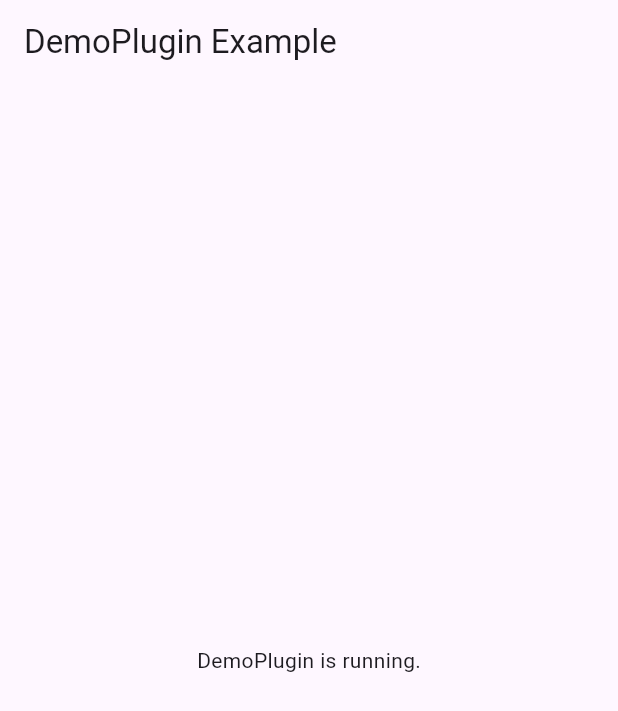
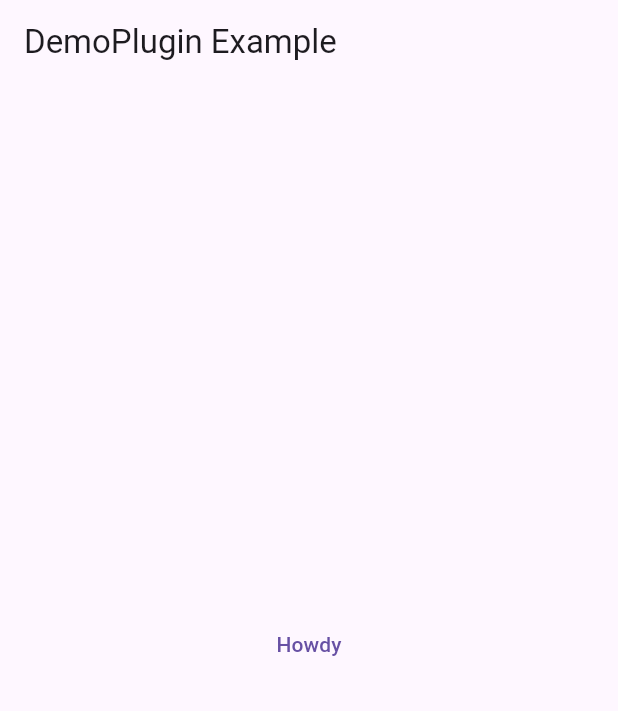
Before and after one commit to davidhicks980/jnigen_federated_plugin_bug, a Flutter app: the screen it shows after launch, on a phone screen of 412 x 824 dp. Shown: the top 711 px of the screen. Run offline on Flutter 3.47's test engine with Material 3 defaults, Android fonts, the phone set to English and light mode, and no system bars; our stand-ins replace plugin_platform_interface; missing offline and left inert: jni.

Commit message:
Clarify examples

```diff
--- a/packages/demo_plugin/example/lib/main.dart
+++ b/packages/demo_plugin/example/lib/main.dart
@@ -20,11 +20,7 @@ class HomePage extends StatefulWidget {
 }
 
 class _HomePageState extends State<HomePage> {
-  @override
-  void initState() {
-    super.initState();
-    demoPluginCallback();
-  }
+  String _greeting = "";
 
   @override
   Widget build(BuildContext context) {
@@ -33,7 +29,17 @@ class _HomePageState extends State<HomePage> {
       body: Center(
         child: Column(
           mainAxisAlignment: MainAxisAlignment.center,
-          children: [const Text('DemoPlugin is running.')],
+          children: [
+            TextButton(
+              onPressed: () {
+                setState(() {
+                  _greeting = getPlatformGreeting();
+                });
+              },
+              child: Text('Howdy'),
+            ),
+            Text(_greeting),
+          ],
         ),
       ),
     );
--- a/packages/demo_plugin/lib/demo_plugin.dart
+++ b/packages/demo_plugin/lib/demo_plugin.dart
@@ -2,7 +2,7 @@ import 'package:demo_plugin_platform_interface/demo_plugin_platform_interface.da
 
 DemoPluginPlatform get _platform => DemoPluginPlatform.instance;
 
-/// Returns the name of the current platform.
-void demoPluginCallback() {
-  _platform.callback();
+/// Returns a friendly greeting.
+String getPlatformGreeting() {
+  return _platform.callback();
 }
--- a/packages/demo_plugin_android/lib/demo_android_bindings.dart
+++ b/packages/demo_plugin_android/lib/demo_android_bindings.dart
@@ -82,27 +82,34 @@ class DemoPlugin extends jni$_.JObject {
     );
   }
 
-  static final _id_callback = _class.instanceMethodId(r'callback', r'()V');
+  static final _id_callback = _class.instanceMethodId(
+    r'callback',
+    r'()Ljava/lang/String;',
+  );
 
   static final _callback =
       jni$_.ProtectedJniExtensions.lookup<
             jni$_.NativeFunction<
-              jni$_.JThrowablePtr Function(
+              jni$_.JniResult Function(
                 jni$_.Pointer<jni$_.Void>,
                 jni$_.JMethodIDPtr,
               )
             >
-          >('globalEnv_CallVoidMethod')
+          >('globalEnv_CallObjectMethod')
           .asFunction<
-            jni$_.JThrowablePtr Function(
+            jni$_.JniResult Function(
               jni$_.Pointer<jni$_.Void>,
               jni$_.JMethodIDPtr,
             )
           >();
 
-  /// from: `public fun callback(): kotlin.Unit`
-  void callback() {
-    _callback(reference.pointer, _id_callback as jni$_.JMethodIDPtr).check();
+  /// from: `public fun callback(): kotlin.String`
+  /// The returned object must be released after use, by calling the [release] method.
+  jni$_.JString callback() {
+    return _callback(
+      reference.pointer,
+      _id_callback as jni$_.JMethodIDPtr,
+    ).object<jni$_.JString>(const jni$_.$JString$Type$());
   }
 }
 
--- a/packages/demo_plugin_android/lib/demo_plugin_android.dart
+++ b/packages/demo_plugin_android/lib/demo_plugin_android.dart
@@ -13,7 +13,9 @@ class DemoPluginAndroid extends DemoPluginPlatform {
     DemoPluginPlatform.instance = DemoPluginAndroid();
   }
 
-  void callback() {
-    binding.callback();
+  @override
+  String callback() {
+    final result = binding.callback().toDartString(releaseOriginal: true);
+    return "Howdy $result";
   }
 }
```
Also changed, not shown: packages/demo_plugin_platform_interface/lib/demo_plugin_platform_interface.dart (+14 -22 lines), 2 other files.
